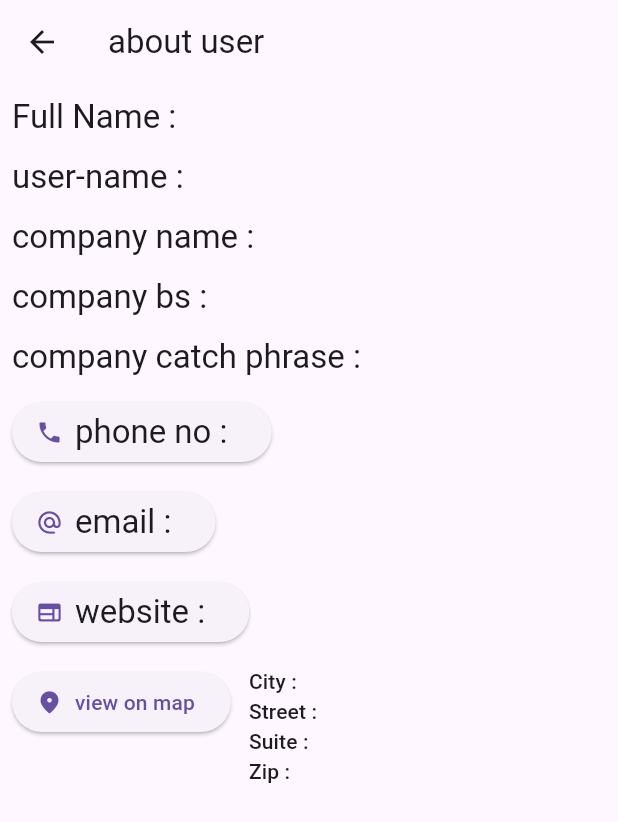
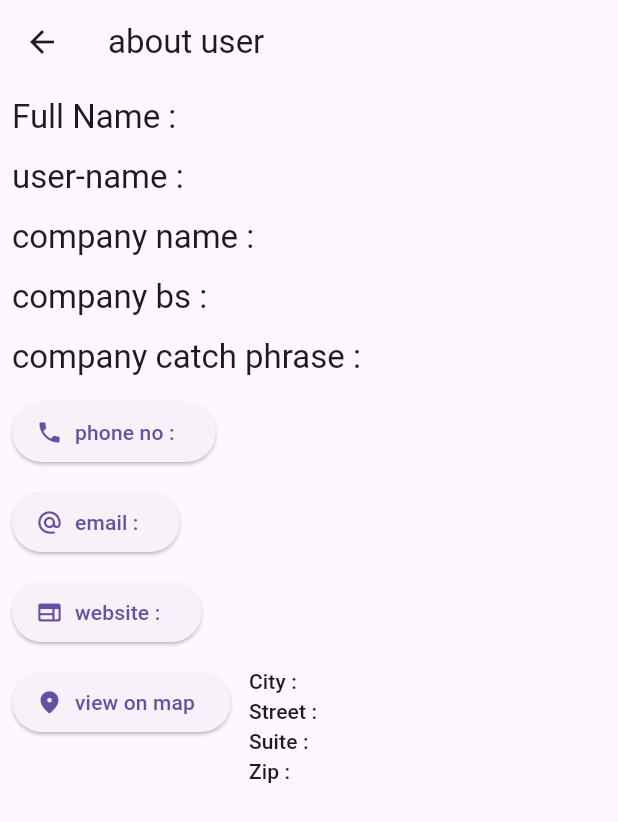
Before and after one commit to bibek-ranjan-saha/msa_software, a Flutter app: the UserDetails screen opened directly with empty values, on a phone screen of 412 x 824 dp. Shown: the top 822 px of the screen. Run offline on Flutter 3.47's test engine with Material 2 defaults, Android fonts, the phone set to English and light mode, and no system bars; our stand-ins replace dio, equatable, flutter_bloc, go_router; missing offline and left inert: dio_http_cache.

```diff
--- a/lib/flavours/common.dart
+++ b/lib/flavours/common.dart
@@ -0,0 +1,26 @@
+import 'package:flutter/material.dart';
+import 'package:flutter_bloc/flutter_bloc.dart';
+import 'package:msa_software/utils/msa_router.dart';
+
+import '../blocs/theme/theme_cubit.dart';
+import '../constants/app_keys.dart';
+
+class MyApp extends StatelessWidget {
+  final String suffix;
+  const MyApp({super.key, required this.suffix});
+
+  @override
+  Widget build(BuildContext context) {
+    ThemeCubit theme = BlocProvider.of<ThemeCubit>(context, listen: true);
+    return MaterialApp.router(
+      key: snackBarKey,
+      themeMode: theme.isDark ? ThemeMode.dark : ThemeMode.light,
+      debugShowCheckedModeBanner: false,
+      title: 'MSA Software test by bibek $suffix',
+      theme: ThemeData(primarySwatch: Colors.blue, useMaterial3: true),
+      darkTheme: ThemeData.dark(useMaterial3: true)
+          .copyWith(primaryColor: Colors.blue),
+      routerConfig: MSASoftwareRouter.router,
+    );
+  }
+}
--- a/lib/screens/user_details.dart
+++ b/lib/screens/user_details.dart
@@ -110,9 +110,8 @@ class UserDetails extends StatelessWidget {
                   onPressed: () {
                     launchUrl(Uri.parse("tel://${user.phone}"));
                   },
-                  label: Text(
-                    "phone no : ",
-                    style: Theme.of(context).textTheme.titleLarge,
+                  label: const Text(
+                    "phone no : "
                   ),
                 ),
                 const SizedBox(
@@ -143,9 +142,8 @@ class UserDetails extends StatelessWidget {
                         "\nThanks%20and%20regards,"
                         "\nBibek%20ranjan%20saha"));
                   },
-                  label: Text(
-                    "email : ",
-                    style: Theme.of(context).textTheme.titleLarge,
+                  label:const  Text(
+                    "email : "
                   ),
                 ),
                 const SizedBox(
@@ -169,9 +167,8 @@ class UserDetails extends StatelessWidget {
                   onPressed: () {
                     launchUrl(Uri.parse("${user.website}"));
                   },
-                  label: Text(
-                    "website : ",
-                    style: Theme.of(context).textTheme.titleLarge,
+                  label: const Text(
+                    "website : "
                   ),
                 ),
                 const SizedBox(
--- a/pubspec.yaml
+++ b/pubspec.yaml
@@ -39,7 +39,6 @@ dependencies:
   equatable: ^2.0.5
   dio: ^4.0.6
   url_launcher: ^6.1.9
-  cached_network_image: ^3.2.3
   dio_http_cache: ^0.3.0
   go_router: ^6.0.2
 
```
Also changed, not shown: lib/flavours/dev.dart (+14 -0 lines), lib/flavours/prod.dart (+14 -0 lines), lib/flavours/uat.dart (+14 -0 lines), lib/main.dart (deleted, +0 -34 lines), pubspec.lock, 5 other files.
